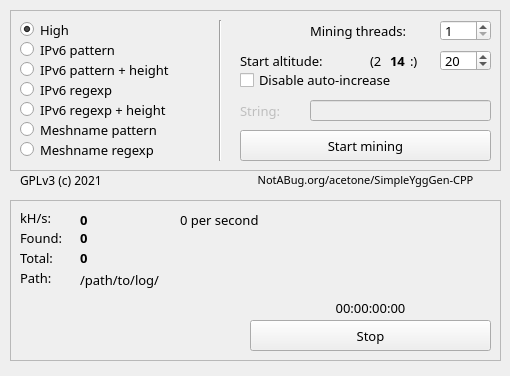
The window that src-qt/widget.ui (perguth/acetone-SimpleYggGen-CPP) describes before a commit, drawn with Qt 5.
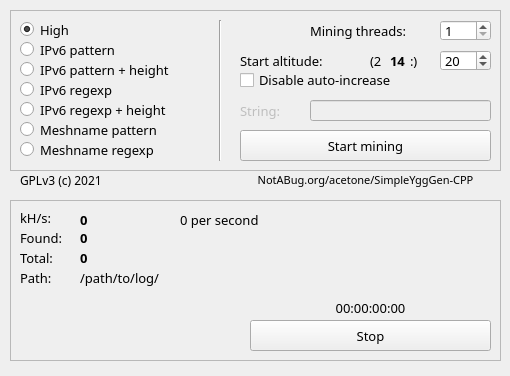
The same window after the commit. Icons and pictures are not drawn.

What changed in the file:
```diff
--- a/src-qt/widget.ui
+++ b/src-qt/widget.ui
@@ -260,7 +260,7 @@
       <x>70</x>
       <y>70</y>
       <width>411</width>
-      <height>20</height>
+      <height>16</height>
      </rect>
     </property>
     <property name="font">
```
Left out of the diff: 20 changed lines with no effect on the pictures.
